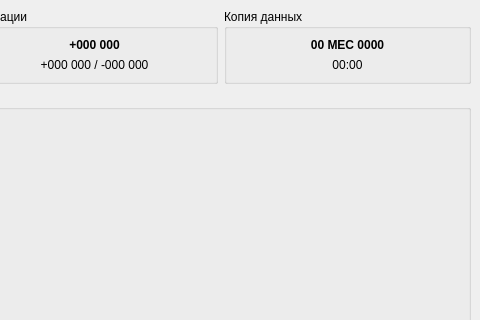
e-vladimir/finmanager, file ui/forms/form_main.ui: the form before one commit; both pictures show x 544 to 1024 and y 0 to 320 of the 1024 by 768 pixel window.
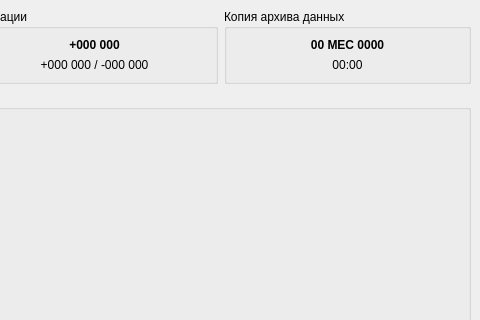
The form after the commit. Custom widgets are drawn as their Qt base class.

Commit message: + Переход в форму Копии архива данных

Diff of the .ui file:
```diff
--- a/ui/forms/form_main.ui
+++ b/ui/forms/form_main.ui
@@ -148,7 +148,7 @@
       <item>
        <widget class="QGroupBox" name="GBoxBackup">
         <property name="title">
-         <string>Копия данных</string>
+         <string>Копия архива данных</string>
         </property>
         <layout class="QVBoxLayout" name="verticalLayout_4">
          <item>
```
The commit also changes 14 other files.
